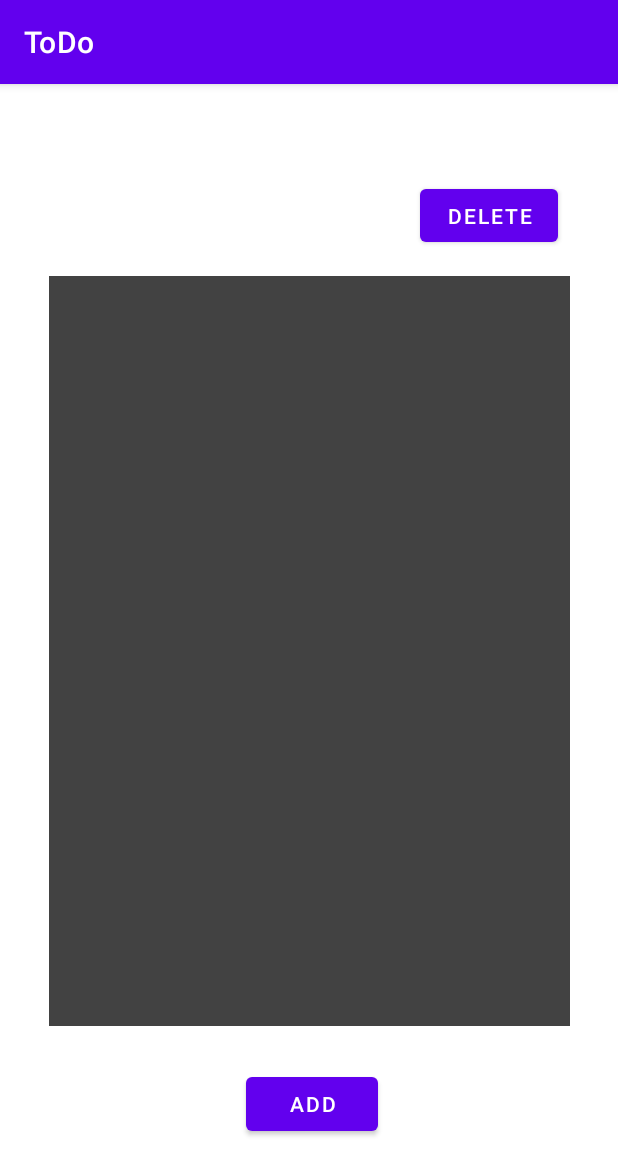
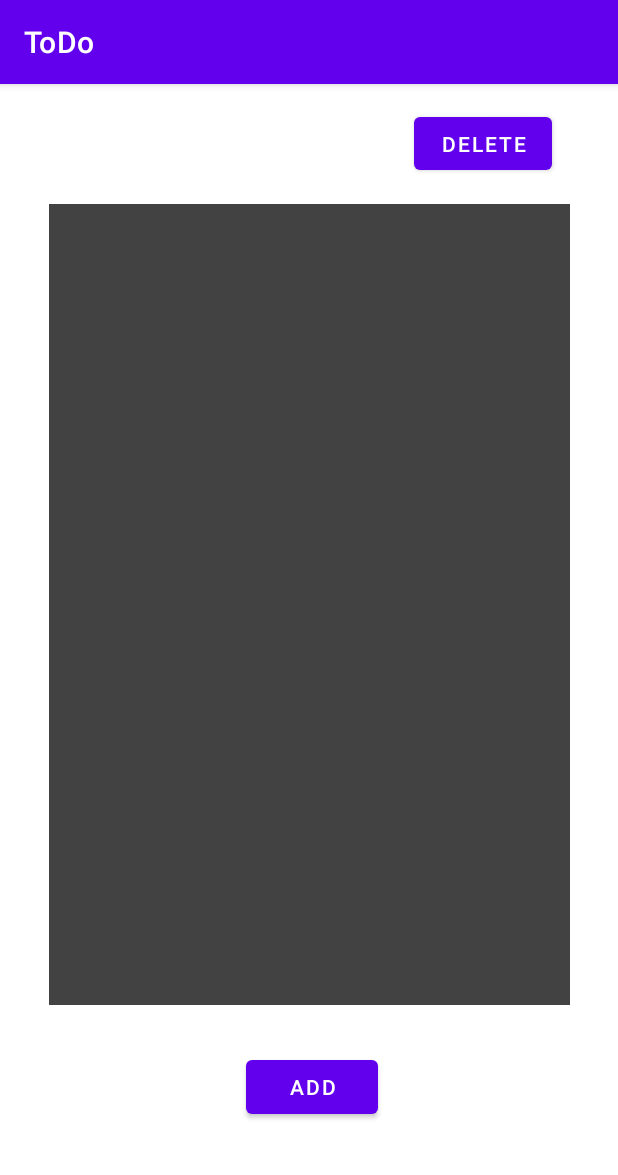
Before and after one commit to Mouaaa/ToDoList, an Android app: the screen it shows after launch (MainActivity), on a phone screen of 412 x 824 dp. Shown: the top 1175 px of the screen. Run offline under Robolectric (Android 15) with nearby library versions, the phone set to English and light mode, and no system bars.

Commit message:
Ajustement taille

```diff
--- a/app/src/main/res/layout/activity_main.xml
+++ b/app/src/main/res/layout/activity_main.xml
@@ -11,8 +11,8 @@
     <FrameLayout
         android:id="@+id/frameLayout"
         android:layout_width="347dp"
-        android:layout_height="500dp"
-        android:layout_marginTop="128dp"
+        android:layout_height="534dp"
+        android:layout_marginTop="80dp"
         android:layout_marginEnd="32dp"
         android:background="@color/cardview_dark_background"
         app:layout_constraintEnd_toEndOf="parent"
@@ -41,8 +41,8 @@
         android:id="@+id/button2"
         android:layout_width="92dp"
         android:layout_height="47dp"
-        android:layout_marginTop="64dp"
-        android:layout_marginEnd="40dp"
+        android:layout_marginTop="16dp"
+        android:layout_marginEnd="44dp"
         android:text="Delete"
         app:layout_constraintEnd_toEndOf="parent"
         app:layout_constraintTop_toTopOf="parent" />
```
